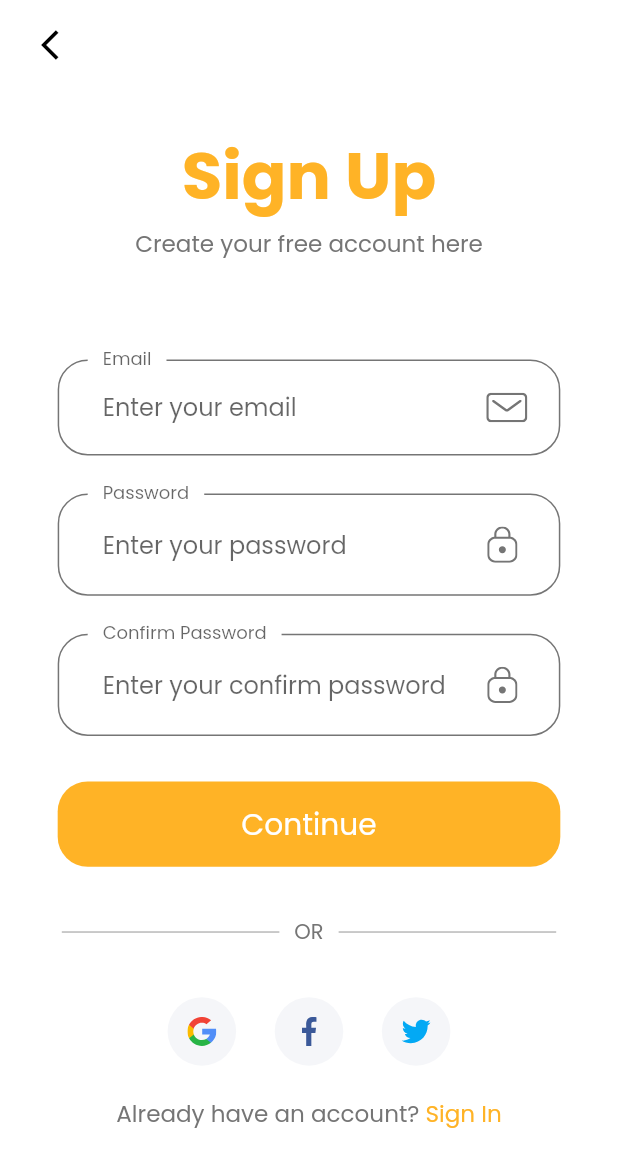
After one commit to cheakimsemao/flutter-the-mart, a Flutter app: the SignUpScreen screen opened by its route, on a phone screen of 412 x 824 dp. The commit adds this screen. Shown: the top 1167 px of the screen. Run offline on Flutter 3.47's test engine with Material 2 defaults, Android fonts, the phone set to English and light mode, and no system bars; our stand-ins replace flutter_svg.

Commit message:
added sign up screen

```diff
--- a/lib/components/no_account_text.dart
+++ b/lib/components/no_account_text.dart
@@ -1,5 +1,6 @@
 import 'package:flutter/material.dart';
 import 'package:the_mart/constants.dart';
+import 'package:the_mart/screens/sign_up/sign_up_screen.dart';
 import 'package:the_mart/size_config.dart';
 
 class NoAccountText extends StatelessWidget {
@@ -18,11 +19,16 @@ class NoAccountText extends StatelessWidget {
             fontSize: getProportionateScreenWidth(14)
           ),
         ),
-        Text(
-          'Sign Up',
-          style: TextStyle(
-            fontSize: getProportionateScreenWidth(14),
-            color: primaryColor,
+        GestureDetector(
+          onTap: () => Navigator.pushNamed(
+            context, SignUpScreen.routeName
+          ),
+          child: Text(
+            'Sign Up',
+            style: TextStyle(
+              fontSize: getProportionateScreenWidth(14),
+              color: primaryColor,
+            ),
           ),
         )
       ],
--- a/lib/routes.dart
+++ b/lib/routes.dart
@@ -2,9 +2,11 @@ import 'package:flutter/material.dart';
 import 'package:the_mart/screens/forgot_password/forgot_password_screen.dart';
 import 'package:the_mart/screens/onboarding/onboarding_screen.dart';
 import 'package:the_mart/screens/sign_in/sign_in_screen.dart';
+import 'package:the_mart/screens/sign_up/sign_up_screen.dart';
 
 final Map<String, WidgetBuilder> routes = {
   OnboardingScreen.routeName: (context) => OnboardingScreen(),
   SignInScreen.routeName: (context) => SignInScreen(),
+  SignUpScreen.routeName: (context) => SignUpScreen(),
   ForgotPasswordScreen.routeName: (context) => ForgotPasswordScreen(),
 };
--- /dev/null
+++ b/lib/screens/sign_up/components/sign_up_body.dart
@@ -0,0 +1,90 @@
+import 'package:flutter/material.dart';
+import 'package:the_mart/components/or_divider.dart';
+import 'package:the_mart/components/social_card.dart';
+import 'package:the_mart/constants.dart';
+import 'package:the_mart/screens/sign_in/sign_in_screen.dart';
+import 'package:the_mart/screens/sign_up/components/sign_up_form.dart';
+import 'package:the_mart/size_config.dart';
+
+class SignUpBody extends StatelessWidget {
+  @override
+  Widget build(BuildContext context) {
+    return SafeArea(
+      child: SizedBox(
+        width: double.infinity,
+        child: Padding(
+          padding: EdgeInsets.symmetric(
+            horizontal: getProportionateScreenWidth(20),
+          ),
+          child: SingleChildScrollView(
+            child: Column(
+            children: <Widget>[
+              SizedBox(height: SizeConfig.screenHeight * 0.03),
+              Text(
+                'Sign Up',
+                style: TextStyle(
+                  color: primaryColor,
+                  fontSize: getProportionateScreenWidth(40),
+                  fontWeight: FontWeight.bold,
+                ),
+              ),
+              Text(
+                'Create your free account here',
+                style: TextStyle(
+                  fontSize: getProportionateScreenWidth(14),
+                ),
+                textAlign: TextAlign.center,
+              ),
+              SizedBox(height: SizeConfig.screenHeight * 0.06),
+              SignUpForm(),
+              SizedBox(height: SizeConfig.screenHeight * 0.02),
+              OrDivider(),
+              Row(
+                mainAxisAlignment: MainAxisAlignment.center,
+                children: <Widget>[
+                  SocialCard(
+                    icon: "assets/icons/google.svg",
+                    press: () {},
+                  ),
+                  SocialCard(
+                    icon: "assets/icons/facebook.svg",
+                    press: () {},
+                  ),
+                  SocialCard(
+                    icon: "assets/icons/twitter.svg",
+                    press: () {},
+                  ),
+                ],
+              ),
+              SizedBox(height: getProportionateScreenHeight(20)),
+              Row(
+                mainAxisAlignment: MainAxisAlignment.center,
+                children: [
+                  Text(
+                    'Already have an account? ',
+                    style: TextStyle(
+                      fontSize: getProportionateScreenWidth(14)
+                    ),
+                  ),
+                  GestureDetector(
+                    onTap: () => Navigator.pushNamed(
+                      context, SignInScreen.routeName
+                    ),
+                    child: Text(
+                      'Sign In',
+                      style: TextStyle(
+                        fontSize: getProportionateScreenWidth(14),
+                        color: primaryColor,
+                      ),
+                    ),
+                  )
+                ],
+              )
+              ],
+            ),
+          ),
+        ),
+      )
+    );
+  }
+}
--- /dev/null
+++ b/lib/screens/sign_up/components/sign_up_form.dart
@@ -0,0 +1,109 @@
+import 'package:flutter/material.dart';
+import 'package:flutter_svg/svg.dart';
+import 'package:the_mart/components/default_button.dart';
+import 'package:the_mart/constants.dart';
+import 'package:the_mart/size_config.dart';
+
+class SignUpForm extends StatefulWidget {
+  SignUpForm({Key key}) : super(key: key);
+
+  @override
+  _SignUpFormState createState() => _SignUpFormState();
+}
+
+class _SignUpFormState extends State<SignUpForm> {
+  bool isRemember = false;
+
+  @override
+  Widget build(BuildContext context) {
+    return Form(
+      // key: _formKey,
+      child: Container(
+        margin: EdgeInsets.all(getProportionateScreenWidth(15)),
+        child: Column(
+          children: [
+            buildEmailFormField(),
+            SizedBox(height: getProportionateScreenHeight(25)),
+            buildPasswordFormField(),
+            SizedBox(height: getProportionateScreenHeight(25)),
+            buildConfirmPasswordFormField(),
+            SizedBox(height: getProportionateScreenHeight(30)),
+            DefaultButton(
+              text: 'Continue',
+              press: () {},
+            )
+          ],
+        ),
+      )
+    );
+  }
+
+  TextFormField buildPasswordFormField() {
+    return TextFormField(
+      obscureText: true,
+      cursorColor: primaryColor,
+      decoration: InputDecoration(
+        labelText: 'Password',
+        hintText: 'Enter your password',
+        suffixIcon: Padding(
+          padding: EdgeInsets.fromLTRB(
+            0,
+            getProportionateScreenWidth(20),
+            getProportionateScreenWidth(26),
+            getProportionateScreenWidth(20),
+          ),
+          child: SvgPicture.asset(
+            'assets/icons/lock.svg',
+            height: getProportionateScreenWidth(22),
+          ),
+        ),
+      ),
+    );
+  }
+
+  TextFormField buildConfirmPasswordFormField() {
+    return TextFormField(
+      obscureText: true,
+      cursorColor: primaryColor,
+      decoration: InputDecoration(
+        labelText: 'Confirm Password',
+        hintText: 'Enter your confirm password',
+        suffixIcon: Padding(
+          padding: EdgeInsets.fromLTRB(
+            0,
+            getProportionateScreenWidth(20),
+            getProportionateScreenWidth(26),
+            getProportionateScreenWidth(20),
+          ),
+          child: SvgPicture.asset(
+            'assets/icons/lock.svg',
+            height: getProportionateScreenWidth(22),
+          ),
+        ),
+      ),
+    );
+  }
+
+  TextFormField buildEmailFormField() {
+    return TextFormField(
+      keyboardType: TextInputType.emailAddress,
+      cursorColor: primaryColor,
+      decoration: InputDecoration(
+        labelText: 'Email',
+        hintText: 'Enter your email',
+        suffixIcon: Padding(
+          padding: EdgeInsets.fromLTRB(
+            0,
+            getProportionateScreenWidth(20),
+            getProportionateScreenWidth(20),
+            getProportionateScreenWidth(20),
+          ),
+          child: SvgPicture.asset(
+            'assets/icons/mail.svg',
+            height: getProportionateScreenWidth(18),
+          ),
+        ),
+      ),
+    );
+  }
+}
--- /dev/null
+++ b/lib/screens/sign_up/sign_up_screen.dart
@@ -0,0 +1,15 @@
+import 'package:flutter/material.dart';
+import 'package:the_mart/components/back_appbar.dart';
+import 'package:the_mart/screens/sign_up/components/sign_up_body.dart';
+
+class SignUpScreen extends StatelessWidget {
+  static String routeName = '/sign_up';
+
+  @override
+  Widget build(BuildContext context) {
+    return Scaffold(
+      appBar: backAppBar(),
+      body: SignUpBody(),
+    );
+  }
+}
```
